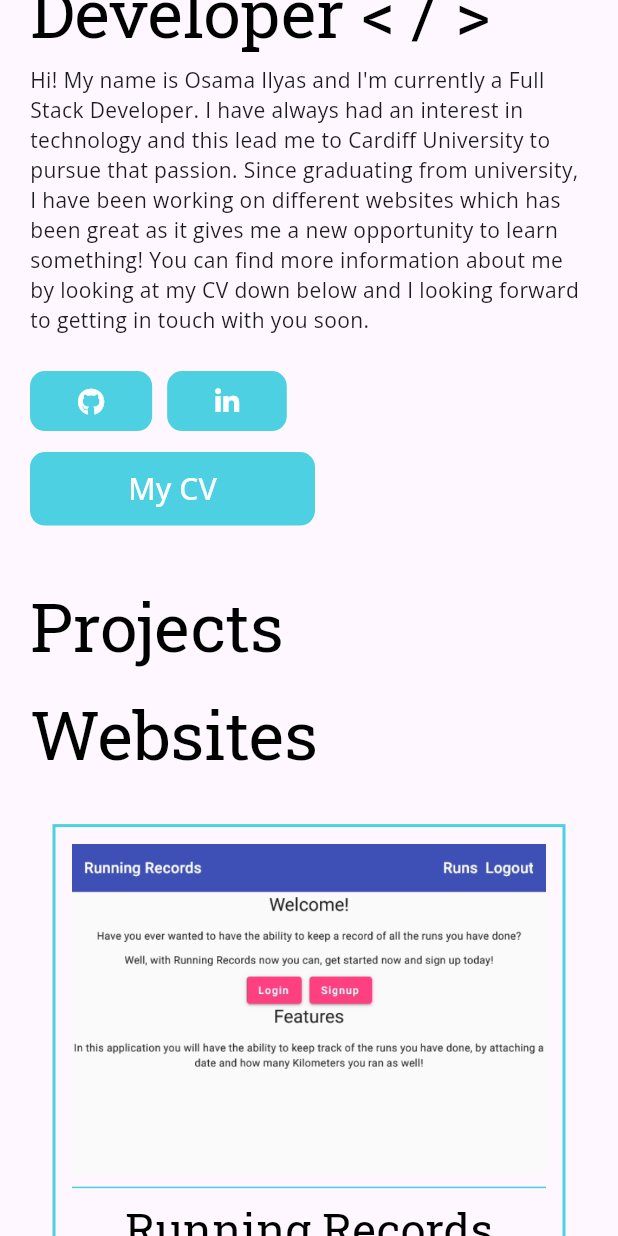
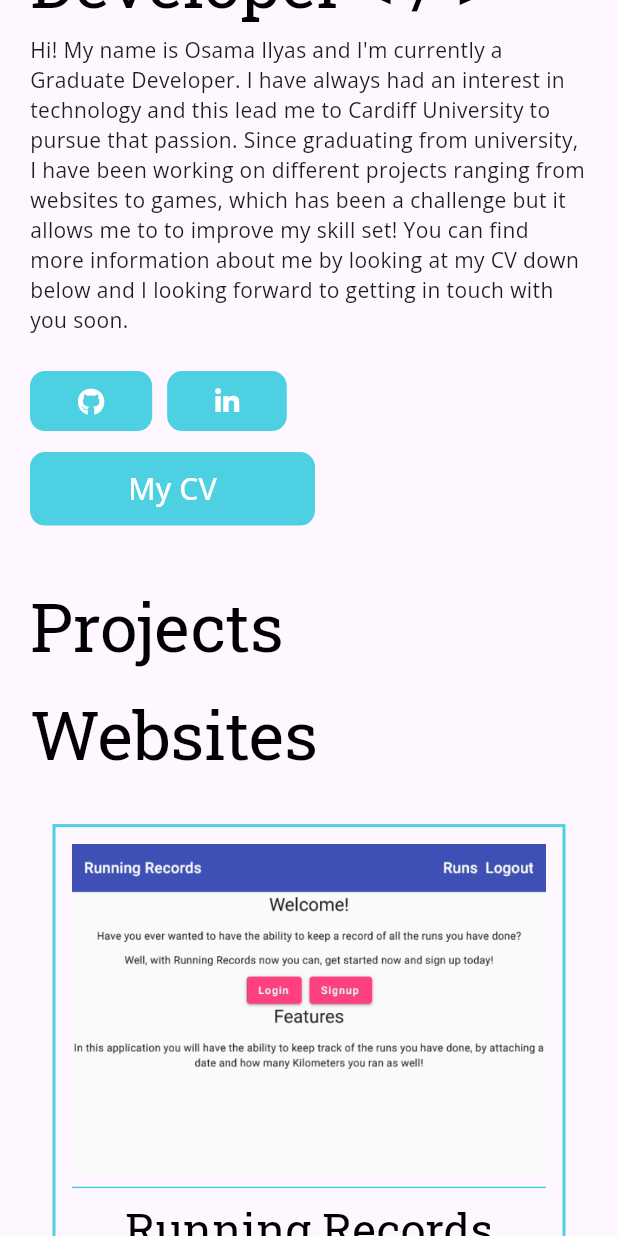
Before and after one commit to Osama-cs/PersonalPortfolio, a Flutter app: the screen it shows after launch, scrolled down 576 dp, after a tap on "My CV", on a phone screen of 412 x 824 dp. Run offline on Flutter 3.47's test engine with Material 3 defaults, Android fonts, the phone set to English and light mode, and no system bars; drawn by our look-alikes of auto_size_text; our stand-ins replace after_layout, font_awesome_flutter, google_fonts, responsive_builder.

Commit message:
Added my new CV to website.

```diff
--- a/lib/header/header_page.dart
+++ b/lib/header/header_page.dart
@@ -59,7 +59,7 @@ class HeaderBody extends StatelessWidget {
       children: [
         FittedBox(
           child: Text(
-            "I'm a Fullstack",
+            "I'm a Graduate",
             style: Theme.of(context).textTheme.displayMedium,
             maxLines: 1,
           ),
@@ -74,7 +74,7 @@ class HeaderBody extends StatelessWidget {
         SizedBox(height: isMobile ? 10 : 37),
         AutoSizeText(
           //"Hi",
-          "Hi! My name is Osama Ilyas and I'm currently a Full Stack Developer. I have always had an interest in technology and this lead me to Cardiff University to pursue that passion. Since graduating from university, I have been working on different websites which has been great as it gives me a new opportunity to learn something! You can find more information about me by looking at my CV down below and I looking forward to getting in touch with you soon.",
+          "Hi! My name is Osama Ilyas and I'm currently a Graduate Developer. I have always had an interest in technology and this lead me to Cardiff University to pursue that passion. Since graduating from university, I have been working on different projects ranging from websites to games, which has been a challenge but it allows me to to improve my skill set! You can find more information about me by looking at my CV down below and I looking forward to getting in touch with you soon.",
           style: GoogleFonts.openSans(fontSize: isSmallWidth ? 14 : 20),
           maxLines: 10,
         ),
@@ -131,7 +131,7 @@ class HeaderBody extends StatelessWidget {
             backgroundColor: Colors.cyan.shade300,
           ),
           onPressed: () => launchUrlString(
-              'https://drive.google.com/file/d/1N6aLxHdkY9mniqWIlVuKQ3-1TaAY2mWv/view?usp=sharing'),
+              'https://drive.google.com/file/d/1tpNj804zg56hsyESzYuXB8IPimKs8lQX/view?usp=sharing'),
           child: Padding(
             padding: EdgeInsets.symmetric(
                 vertical: isMobile ? 10 : 17, horizontal: isMobile ? 8 : 15),
```
Also changed, not shown: 1 other file.
